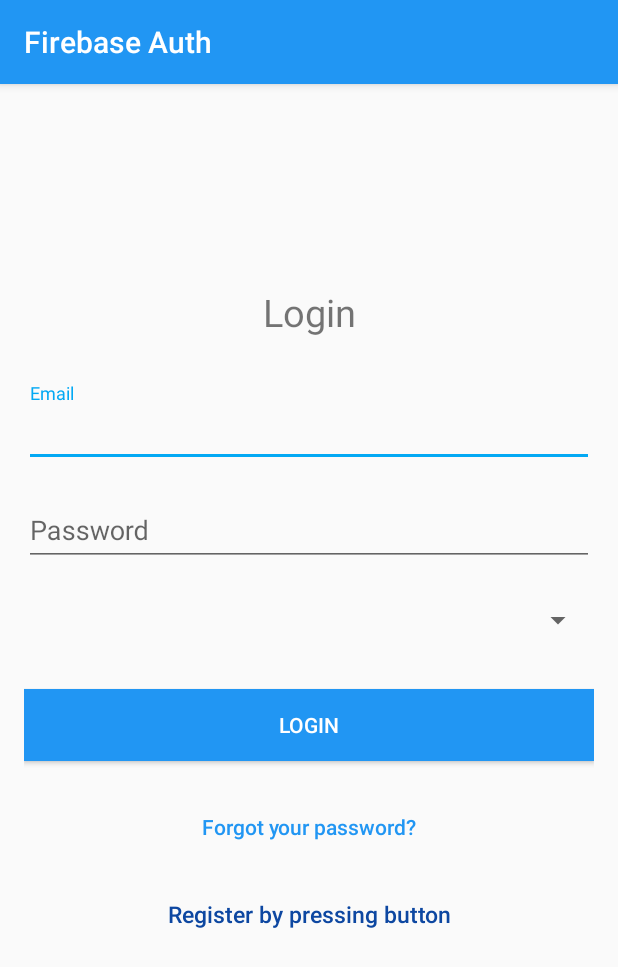
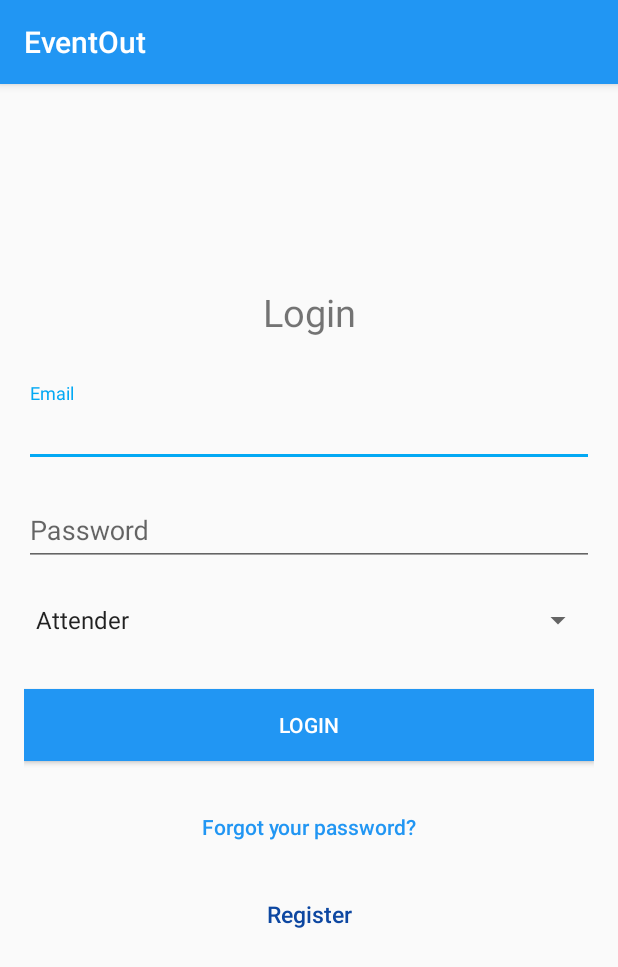
Before and after one commit to selenhaysal/senior_project, an Android app: the screen it shows after launch (LoginActivity), on a phone screen of 412 x 824 dp. Shown: the top 967 px of the screen. Run offline under Robolectric (Android 15) with nearby library versions, the phone set to English and light mode, and no system bars; our stand-ins replace Firebase (no records; nobody signed in at launch, a user with empty details on screens opened directly).

```diff
--- a/app/build.gradle
+++ b/app/build.gradle
@@ -26,6 +26,7 @@ dependencies {
     })
     compile 'com.android.support:appcompat-v7:24.2.1'
     testCompile 'junit:junit:4.12'
+    //implementation 'com.facebook.android:facebook-login:[4,5)'
 
     compile 'com.android.support:design:24.2.1'
     compile 'com.google.firebase:firebase-auth:9.6.1'
--- a/app/src/main/java/com/info/eventoutfyp/LoginActivity.java
+++ b/app/src/main/java/com/info/eventoutfyp/LoginActivity.java
@@ -7,13 +7,13 @@ import android.support.v7.app.AlertDialog;
 import android.support.v7.app.AppCompatActivity;
 import android.support.v7.widget.Toolbar;
 import android.text.TextUtils;
+import android.util.Log;
 import android.view.LayoutInflater;
 import android.view.View;
 import android.widget.Button;
 import android.widget.EditText;
 import android.widget.ProgressBar;
 import android.widget.Toast;
-
 import com.google.android.gms.tasks.OnCompleteListener;
 import com.google.android.gms.tasks.Task;
 import com.google.firebase.auth.AuthResult;
@@ -113,6 +113,12 @@ public class LoginActivity extends AppCompatActivity {
             }
         });
     }
+/*
+    @Override
+    protected void onActivityResult(int requestCode, int resultCode, Intent data) {
+        callbackManager.onActivityResult(requestCode, resultCode, data);
+        super.onActivityResult(requestCode, resultCode, data);
+    }*/
 
     private void resetPassword() {
         final AlertDialog.Builder dialogBuilder = new AlertDialog.Builder(this);
--- a/app/src/main/java/com/info/eventoutfyp/SignupActivity.java
+++ b/app/src/main/java/com/info/eventoutfyp/SignupActivity.java
@@ -107,6 +107,8 @@ public class SignupActivity extends AppCompatActivity {
         });
     }
 
+
+
     private void resetPassword() {
         final AlertDialog.Builder dialogBuilder = new AlertDialog.Builder(this);
         LayoutInflater inflater = getLayoutInflater();
--- a/app/src/main/res/values/strings.xml
+++ b/app/src/main/res/values/strings.xml
@@ -1,6 +1,6 @@
 <?xml version="1.0" encoding="utf-8"?>
 <resources>
-    <string name="app_name">Firebase Auth</string>
+    <string name="app_name">EventOut</string>
     <string name="action_sign_in_short">Register</string>
     <string name="email">Email</string>
     <string name="minimum_password">Password too short, enter minimum 6 characters!</string>
@@ -9,12 +9,22 @@
     <string name="hint_email">Email</string>
     <string name="hint_password">Password</string>
     <string name="btn_login">LOGIN</string>
-    <string name="btn_link_to_login">already registered. login me!</string>
-    <string name="btn_link_to_register">Register by pressing button</string>
+    <string name="btn_link_to_login">Already registered. Login!</string>
+    <string name="btn_link_to_register">Register</string>
     <string name="btn_forgot_password">Forgot your password?</string>
     <string name="btn_reset_password">Reset Password</string>
     <string name="btn_back"><![CDATA[<< Back]]></string>
     <string name="btn_sign_out">Sign Out</string>
     <string name="lbl_forgot_password">Forgot password?</string>
     <string name="forgot_password_msg">We just need your registered Email Id to sent you password reset instructions.</string>
+    <string name="designation_prompt">Choose Designation</string>
+    <!-- Facebook application ID and custom URL scheme (app ID prefixed by 'fb'). -->
+    <string name="facebook_application_id" translatable="false">371223647031526</string>
+    <string name="facebook_login_protocol_scheme" translatable="false">fb371223647031526</string>
+
+    <string-array name="designation_list">
+        <item>Attender</item>
+        <item>Venue Owner</item>
+    </string-array>
+
 </resources>
--- a/build.gradle
+++ b/build.gradle
@@ -7,7 +7,7 @@ buildscript {
 
     }
     dependencies {
-        classpath 'com.android.tools.build:gradle:3.3.0'
+        classpath 'com.android.tools.build:gradle:3.3.1'
         classpath 'com.google.gms:google-services:4.0.1'
 
         // NOTE: Do not place your application dependencies here; they belong
```
